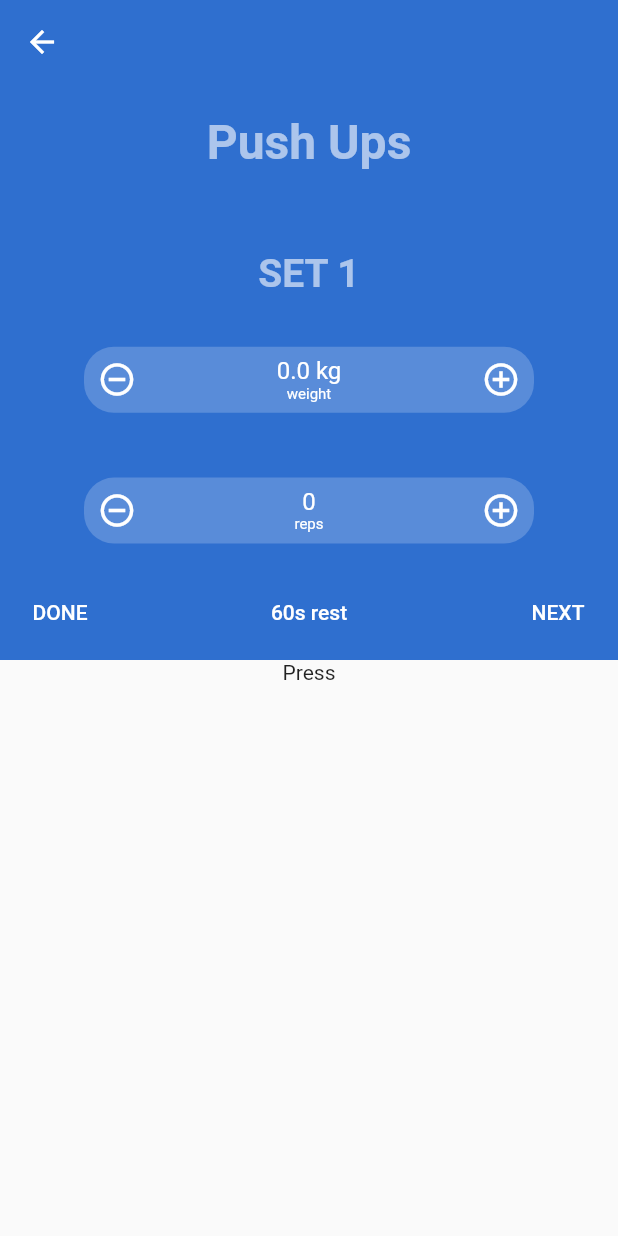
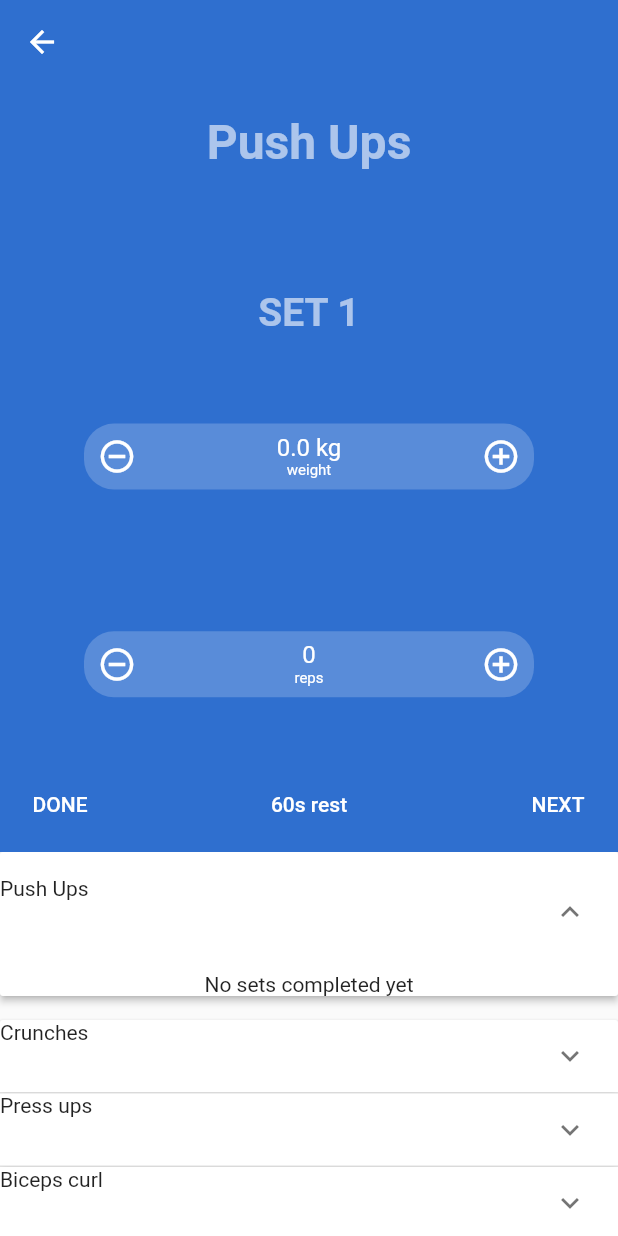
Before and after one commit to michalorestes/fitness_fatality_flutter, a Flutter app: the WorkoutDetailsPage screen opened directly with empty values, after a tap on "Start!", on a phone screen of 412 x 824 dp. Run offline on Flutter 3.47's test engine with Material 2 defaults, Android fonts, the phone set to English and light mode, and no system bars; our stand-ins replace bloc, flutter_bloc.

Commit message:
Workout Session: storing logs (#3)
Workout Session: storing logs

```diff
--- a/lib/ui/workouts/logging/logging_page.dart
+++ b/lib/ui/workouts/logging/logging_page.dart
@@ -3,6 +3,7 @@ import 'package:fitness_fatality_flutter/data/entities/workout/workout.dart';
 import 'package:fitness_fatality_flutter/data/entities/workout/workout_exercise.dart';
 import 'package:fitness_fatality_flutter/ui/workouts/logging/bloc/bloc_component.dart';
 import 'package:fitness_fatality_flutter/ui/workouts/logging/bloc/bloc_state.dart';
+import 'package:fitness_fatality_flutter/ui/workouts/logging/widgets/containers/completed_exercises_container.dart';
 import 'package:fitness_fatality_flutter/ui/workouts/logging/widgets/containers/controls_container.dart';
 import 'package:fitness_fatality_flutter/ui/workouts/logging/widgets/containers/timer_container.dart';
 import 'package:flutter/material.dart';
@@ -46,8 +47,13 @@ class LoggingPageState extends State<LoggingPage> {
               direction: Axis.vertical,
               children: <Widget>[
                 _getContainer(),
-                // Expanded(child: CompletedExercisesContainer()),
-                Expanded(child: Text("Press")),
+                Expanded(
+                  flex: 1,
+                  child: BlocProvider<BlocComponent>(
+                    bloc: _bloc,
+                    child: CompletedExercisesContainer(),
+                  )
+                ),
               ],
             );
           },
@@ -86,7 +92,7 @@ class LoggingPageState extends State<LoggingPage> {
       default:
     }
 
-    return Expanded(child: containerWidget);
+    return Expanded(flex: 2, child: containerWidget);
   }
 
   @override
--- a/lib/ui/workouts/logging/widgets/containers/completed_exercises_container.dart
+++ b/lib/ui/workouts/logging/widgets/containers/completed_exercises_container.dart
@@ -1,30 +1,162 @@
+import 'package:fitness_fatality_flutter/data/entities/logs/exercise_log.dart';
+import 'package:fitness_fatality_flutter/data/entities/workout/workout_exercise.dart';
+import 'package:fitness_fatality_flutter/ui/workouts/logging/bloc/bloc_component.dart';
+import 'package:fitness_fatality_flutter/ui/workouts/logging/bloc/bloc_state.dart';
 import 'package:flutter/material.dart';
+import 'package:flutter_bloc/flutter_bloc.dart';
 
-class CompletedExercisesContainer extends StatelessWidget {
+class CompletedExercisesContainer extends StatefulWidget {
+  @override
+  State<StatefulWidget> createState() => CompletedExercisesContainerState();
+}
 
-  final List<String> dummyValues = [
-    "Set 1",
-    "Set 2",
-    "Set 3",
-    "Set 4",
-    "Set 5",
-    "Set 6",
-    "Set 7",
-    "Set 8",
-    "Set 9",
-    "Set 10",
-  ];
+class CompletedExercisesContainerState
+    extends State<CompletedExercisesContainer> {
+  List<ExpansionPanel> panels = List();
+  BlocComponent bloc;
+  int currentExerciseIndex;
+  ScrollController scrollController = ScrollController();
+  double scrollOffset;
+  int previousExerciseIndex = 0; //TODO: should be coming from the state
+
+  initState() {
+    super.initState();
+    bloc = BlocProvider.of<BlocComponent>(context);
+    _buildExpansionPanel();
+    scrollOffset = 0.0;
+  }
 
   Widget build(BuildContext context) {
-    return ListView.builder(
-      itemCount: dummyValues.length,
-      itemBuilder: (BuildContext context, int index) {
-        return ListTile(
-          title: Text(dummyValues[index]),
-          trailing: Icon(Icons.expand_more),
-          onTap: (){},
-        );
-      },
+    WidgetsBinding.instance.addPostFrameCallback((_) => _postUiBuildProcess());
+    _updatePanels();
+
+    return SingleChildScrollView(
+      controller: scrollController,
+      child: ExpansionPanelList(
+        children: panels,
+        expansionCallback: (int index, bool isExpanded) {
+          panels[index] = ExpansionPanel(
+            headerBuilder: panels[index].headerBuilder,
+            body: panels[index].body,
+            isExpanded: !isExpanded,
+          );
+        },
+      ),
+    );
+  }
+
+  List<ExpansionPanel> _buildExpansionPanel() {
+    for (var i = 0; i < bloc.exercises.length; i++) {
+      var exercise = bloc.exercises[i];
+      panels.add(ExpansionPanel(
+        headerBuilder: (BuildContext context, bool isExpanded) {
+          return Text(exercise.exercise.name);
+        },
+        body: Center(child: Text("No sets completed yet")),
+        isExpanded: (bloc.currentState.currentExerciseIndex == i),
+      ));
+    }
+
+    return panels;
+  }
+
+  void _updatePanels() {
+    BlocState state = bloc.currentState;
+
+    for (int i = 0; i < panels.length; i++) {
+      //expand current index
+      if (state.currentExerciseIndex == i && !panels[i].isExpanded) {
+        panels[i] = _expandPanel(panels[i], true);
+      } else if (state.currentExerciseIndex != i &&
+          panels[i].isExpanded &&
+          state.currentContainer != Containers.TIMER) {
+        //colapse not current index only when rest timer is complete and panel is expanded
+        panels[i] = _expandPanel(panels[i], false);
+      }
+
+      //update list of sets for current exercise only
+      if (state.currentExerciseIndex == i) {
+        panels[i] = _updateDisplayedSets(i);
+      }
+    }
+  }
+
+  ExpansionPanel _expandPanel(ExpansionPanel panel, bool isExpanded) {
+    return ExpansionPanel(
+      headerBuilder: panel.headerBuilder,
+      body: panel.body,
+      isExpanded: isExpanded,
+    );
+  }
+
+  ExpansionPanel _updateDisplayedSets(int index) {
+    List<Text> setsWidget = List();
+    List<ExerciseLog> logs = bloc.currentState.exercises[index].logs;
+    for (int i = 0; i < logs.length; i++) {
+      setsWidget.add(
+        Text(
+            "Set ${i + 1}: ${logs[i].liftedWeight}kg | ${logs[i].numberOfReps} reps "),
+      );
+    }
+
+    Widget body;
+    if (setsWidget.length == 0) {
+      body = Text("No sets completed yet");
+    } else {
+      body = Column(
+        children: setsWidget,
+      );
+    }
+
+    return ExpansionPanel(
+      headerBuilder: panels[index].headerBuilder,
+      body: body,
+      isExpanded: panels[index].isExpanded,
+    );
+  }
+
+  void _postUiBuildProcess() {
+    _calculateScrollPosition();
+    previousExerciseIndex = bloc.currentState.currentExerciseIndex;
+  }
+
+  void _calculateScrollPosition() async {
+    int newOffset = _getNextScrollOffset();
+    double destinationOffset = scrollOffset += newOffset;
+
+    //TODO: BUG => if scrolled down when doing the first exercise, the list won't scroll back up because this condition returns true
+    if (_reachedMaxScrollLimit(destinationOffset) || newOffset == 0 || previousExerciseIndex == bloc.currentState.currentExerciseIndex) {
+      return;
+    }
+
+    _scrollToPosition(destinationOffset);
+  }
+
+  bool _reachedMaxScrollLimit(double destinationOffset) {
+    return destinationOffset >= scrollController.position.maxScrollExtent &&
+        destinationOffset != scrollController.offset;
+  }
+
+  int _getNextScrollOffset() {
+    BlocState state = bloc.currentState;
+    WorkoutExercise exercise =
+        bloc.currentState.exercises[bloc.currentState.currentExerciseIndex];
+
+    int newOffset = 0;
+    if (state.currentExerciseIndex != 0 &&
+        (state.currentContainer == Containers.CONTROLS &&
+            exercise.logs.length == 0)) {
+      newOffset += 57;
+    }
+
+    return newOffset;
+  }
+
+  void _scrollToPosition(double destinationOffset) {
+    scrollController.animateTo(
+      destinationOffset,
+      duration: new Duration(milliseconds: 200),
+      curve: Curves.easeOut,
     );
   }
 }
--- a/lib/ui/workouts/workout_details/workout_details_page.dart
+++ b/lib/ui/workouts/workout_details/workout_details_page.dart
@@ -13,6 +13,26 @@ class WorkoutDetailsPage extends StatelessWidget {
     WorkoutExercise(
         exercise: Exercise(name: "Push Ups"),
         workoutId: 1,
+        loggingParameters: RepsLogging({"sets": 3, "reps": 12})),
+    WorkoutExercise(
+        exercise: Exercise(name: "Crunches"),
+        workoutId: 1,
+        loggingParameters: RepsLogging({"sets": 2, "reps": 12})),
+    WorkoutExercise(
+        exercise: Exercise(name: "Press ups"),
+        workoutId: 1,
+        loggingParameters: RepsLogging({"sets": 1, "reps": 12})),
+    WorkoutExercise(
+        exercise: Exercise(name: "Biceps curl"),
+        workoutId: 1,
+        loggingParameters: RepsLogging({"sets": 1, "reps": 12})),
+    WorkoutExercise(
+        exercise: Exercise(name: "Pull ups"),
+        workoutId: 1,
+        loggingParameters: RepsLogging({"sets": 1, "reps": 12})),
+    WorkoutExercise(
+        exercise: Exercise(name: "Push Ups"),
+        workoutId: 1,
         loggingParameters: RepsLogging({"sets": 1, "reps": 12})),
     WorkoutExercise(
         exercise: Exercise(name: "Crunches"),
@@ -21,15 +41,15 @@ class WorkoutDetailsPage extends StatelessWidget {
     WorkoutExercise(
         exercise: Exercise(name: "Press ups"),
         workoutId: 1,
-        loggingParameters: RepsLogging({"sets": 2, "reps": 12})),
+        loggingParameters: RepsLogging({"sets": 1, "reps": 12})),
     WorkoutExercise(
         exercise: Exercise(name: "Biceps curl"),
         workoutId: 1,
-        loggingParameters: RepsLogging({"sets": 3, "reps": 12})),
+        loggingParameters: RepsLogging({"sets": 1, "reps": 12})),
     WorkoutExercise(
         exercise: Exercise(name: "Pull ups"),
         workoutId: 1,
-        loggingParameters: RepsLogging({"sets": 3, "reps": 12})),
+        loggingParameters: RepsLogging({"sets": 1, "reps": 12})),
   ];
 
   WorkoutDetailsPage(this._workout);
```
